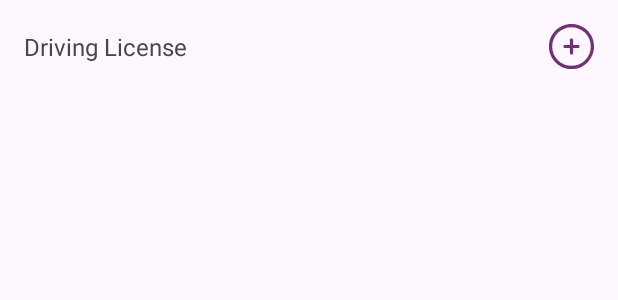
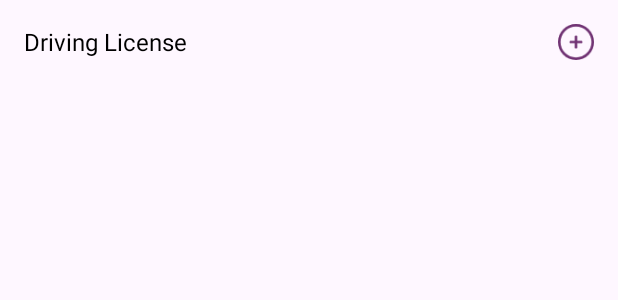
Before and after one commit to cybiteOfficial/Dk_finance_Android, an Android app: the layout add_more_driving.xml on its own in the app's theme, with its tools: preview values and no code run, on a phone screen of 412 x 824 dp. Shown: the top 300 px of the screen. Run offline under Robolectric (Android 15) with nearby library versions, the phone set to English and light mode, and no system bars.

Commit message:
minor ui fixes

```diff
--- a/app/src/main/res/layout/add_more_driving.xml
+++ b/app/src/main/res/layout/add_more_driving.xml
@@ -10,13 +10,14 @@
     android:layout_height="wrap_content"
     android:layout_weight="1"
     android:text="Driving License"
+    android:textColor="@color/black"
     android:textSize="16sp"
     android:layout_gravity="start|center_vertical" />
 
 <ImageView
     android:id="@+id/plusIconDriving"
-    android:layout_width="30dp"
-    android:layout_height="30dp"
+    android:layout_width="24dp"
+    android:layout_height="24dp"
     android:layout_gravity="end|center_vertical"
     android:contentDescription="Add Icon"
     android:paddingStart="0dp"
--- a/app/src/main/res/layout/add_more_pan.xml
+++ b/app/src/main/res/layout/add_more_pan.xml
@@ -10,13 +10,14 @@
     android:layout_height="wrap_content"
     android:layout_weight="1"
     android:text="PAN Card"
+    android:textColor="@color/black"
     android:textSize="16sp"
     android:layout_gravity="start|center_vertical" />
 
 <ImageView
     android:id="@+id/plusIconPan"
-    android:layout_width="30dp"
-    android:layout_height="30dp"
+    android:layout_width="24dp"
+    android:layout_height="24dp"
     android:layout_gravity="end|center_vertical"
     android:paddingStart="0dp"
     android:paddingEnd="0dp"
--- a/app/src/main/res/layout/add_more_passport.xml
+++ b/app/src/main/res/layout/add_more_passport.xml
@@ -11,12 +11,13 @@
     android:layout_weight="1"
     android:text="Passport"
     android:textSize="16sp"
+    android:textColor="@color/black"
     android:layout_gravity="start|center_vertical" />
 
 <ImageView
     android:id="@+id/plusIconPassport"
-    android:layout_width="30dp"
-    android:layout_height="30dp"
+    android:layout_width="24dp"
+    android:layout_height="24dp"
     android:layout_gravity="end|center_vertical"
     android:contentDescription="Add Icon"
     android:paddingStart="0dp"
--- a/app/src/main/res/layout/document_selection_popup.xml
+++ b/app/src/main/res/layout/document_selection_popup.xml
@@ -3,7 +3,8 @@
     android:layout_height="wrap_content"
     xmlns:app="http://schemas.android.com/apk/res-auto"
     android:orientation="vertical"
-    android:padding="16dp">
+    android:background="@drawable/lead_dialogue_background"
+    android:padding="24dp">
 
     <!-- Selected section -->
     <TextView
--- a/app/src/main/res/layout/selected_driving.xml
+++ b/app/src/main/res/layout/selected_driving.xml
@@ -11,6 +11,7 @@
         android:layout_weight="1"
         android:text="Driving License"
         android:textSize="16sp"
+        android:textColor="@color/black"
         android:layout_gravity="start|center_vertical" />
 
     <ImageView
--- a/app/src/main/res/layout/selected_pan.xml
+++ b/app/src/main/res/layout/selected_pan.xml
@@ -10,6 +10,7 @@
         android:layout_height="wrap_content"
         android:layout_weight="1"
         android:text="PAN Card"
+        android:textColor="@color/black"
         android:textSize="16sp"
         android:layout_gravity="start|center_vertical" />
 
--- a/app/src/main/res/layout/selected_passport.xml
+++ b/app/src/main/res/layout/selected_passport.xml
@@ -10,6 +10,7 @@
         android:layout_height="wrap_content"
         android:layout_weight="1"
         android:text="Passport"
+        android:textColor="@color/black"
         android:textSize="16sp"
         android:layout_gravity="start|center_vertical" />
 
```
Also changed, not shown: app/src/main/java/com/example/bankapp/KycActivity2.java (+19 -12 lines).
